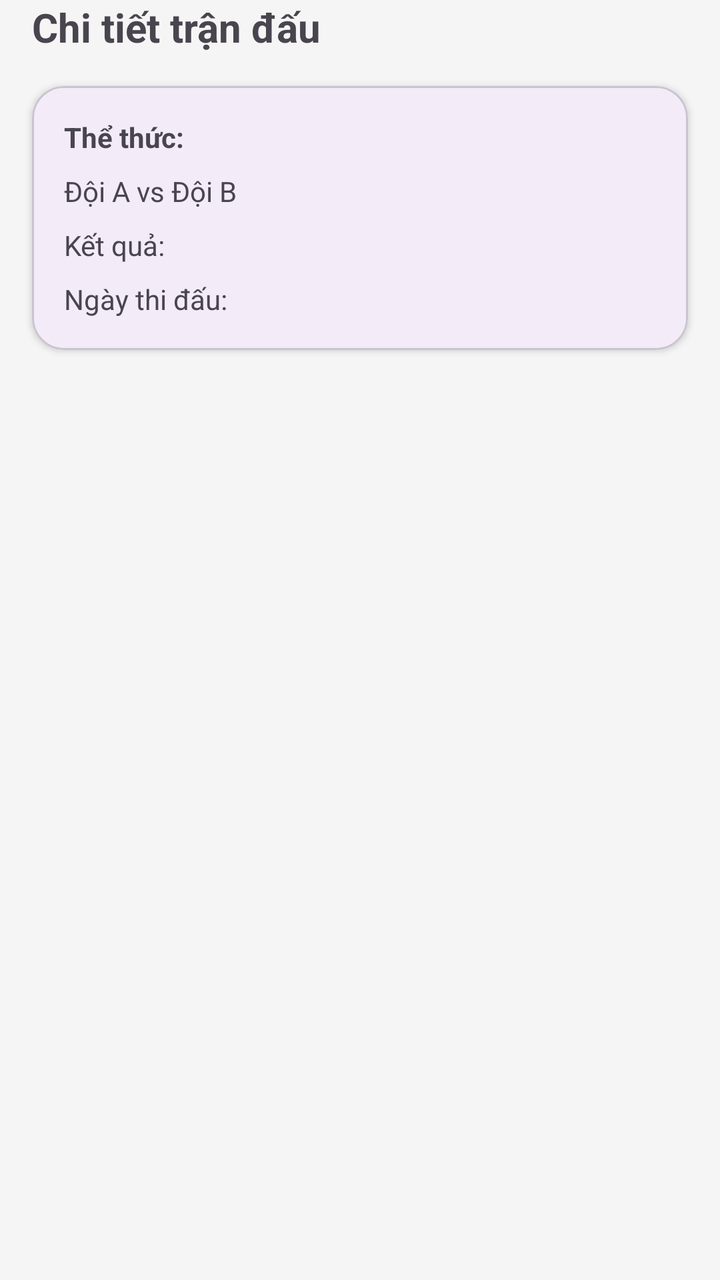
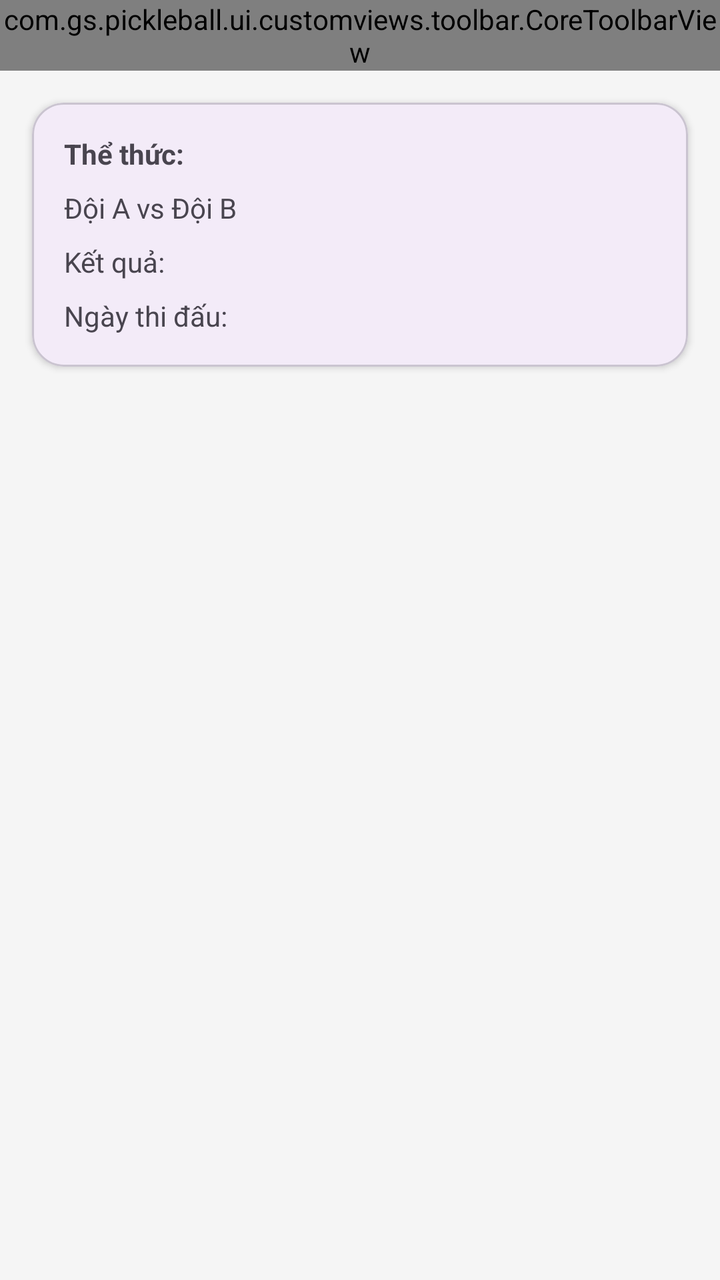

An Android layout rendered at two revisions. The XML below is the earlier revision; the diff shows what the commit changed to produce the second picture.
<!-- AndroidManifest.xml: application theme Theme.Pickleball -->
<!-- res/layout/activity_match_detail.xml -->
<?xml version="1.0" encoding="utf-8"?>
<androidx.constraintlayout.widget.ConstraintLayout xmlns:android="http://schemas.android.com/apk/res/android"
    xmlns:app="http://schemas.android.com/apk/res-auto"
    android:layout_width="match_parent"
    android:layout_height="match_parent"
    android:background="#F5F5F5">

    <TextView
        android:id="@+id/detailTitle"
        android:layout_width="0dp"
        android:layout_height="wrap_content"
        android:layout_marginHorizontal="16dp"
        android:text="Chi tiết trận đấu"
        android:textSize="20sp"
        android:textStyle="bold"
        app:layout_constraintEnd_toEndOf="parent"
        app:layout_constraintStart_toStartOf="parent"
        app:layout_constraintTop_toTopOf="parent"/>

    <com.google.android.material.card.MaterialCardView
        android:id="@+id/detailCard"
        android:layout_width="0dp"
        android:layout_height="wrap_content"
        android:layout_marginHorizontal="16dp"
        android:layout_marginTop="16dp"
        app:cardCornerRadius="16dp"
        app:cardElevation="2dp"
        app:layout_constraintEnd_toEndOf="parent"
        app:layout_constraintStart_toStartOf="parent"
        app:layout_constraintTop_toBottomOf="@id/detailTitle">

        <LinearLayout
            android:layout_width="match_parent"
            android:layout_height="wrap_content"
            android:orientation="vertical"
            android:padding="16dp">

            <TextView
                android:id="@+id/detailType"
                android:layout_width="match_parent"
                android:layout_height="wrap_content"
                android:text="Thể thức:"
                android:textStyle="bold"/>

            <TextView
                android:id="@+id/detailTeams"
                android:layout_width="match_parent"
                android:layout_height="wrap_content"
                android:layout_marginTop="8dp"
                android:text="Đội A vs Đội B"/>

            <TextView
                android:id="@+id/detailScore"
                android:layout_width="match_parent"
                android:layout_height="wrap_content"
                android:layout_marginTop="8dp"
                android:text="Kết quả:"/>

            <TextView
                android:id="@+id/detailDate"
                android:layout_width="match_parent"
                android:layout_height="wrap_content"
                android:layout_marginTop="8dp"
                android:text="Ngày thi đấu:"/>
        </LinearLayout>
    </com.google.android.material.card.MaterialCardView>
</androidx.constraintlayout.widget.ConstraintLayout>
<!-- resources referenced by this layout -->
<resources>
  <style name="Theme.Pickleball" parent="Base.Theme.Pickleball" />
  <style name="Base.Theme.Pickleball" parent="Theme.Material3.DayNight.NoActionBar">
          
          
      </style>
</resources>

<!-- the commit's change to res/layout/activity_match_detail.xml (unified diff, before → after) -->
@@ -5,16 +5,11 @@
     android:layout_height="match_parent"
     android:background="#F5F5F5">
 
-    <TextView
-        android:id="@+id/detailTitle"
-        android:layout_width="0dp"
+    <com.gs.pickleball.ui.customviews.toolbar.CoreToolbarView
+        android:id="@+id/toolbar"
+        android:layout_width="match_parent"
         android:layout_height="wrap_content"
-        android:layout_marginHorizontal="16dp"
-        android:text="Chi tiết trận đấu"
-        android:textSize="20sp"
-        android:textStyle="bold"
-        app:layout_constraintEnd_toEndOf="parent"
-        app:layout_constraintStart_toStartOf="parent"
+        app:ctv_tv_title="Chi tiết trận đấu"
         app:layout_constraintTop_toTopOf="parent"/>
 
     <com.google.android.material.card.MaterialCardView
@@ -27,7 +22,7 @@
         app:cardElevation="2dp"
         app:layout_constraintEnd_toEndOf="parent"
         app:layout_constraintStart_toStartOf="parent"
-        app:layout_constraintTop_toBottomOf="@id/detailTitle">
+        app:layout_constraintTop_toBottomOf="@id/toolbar">
 
         <LinearLayout
             android:layout_width="match_parent"
